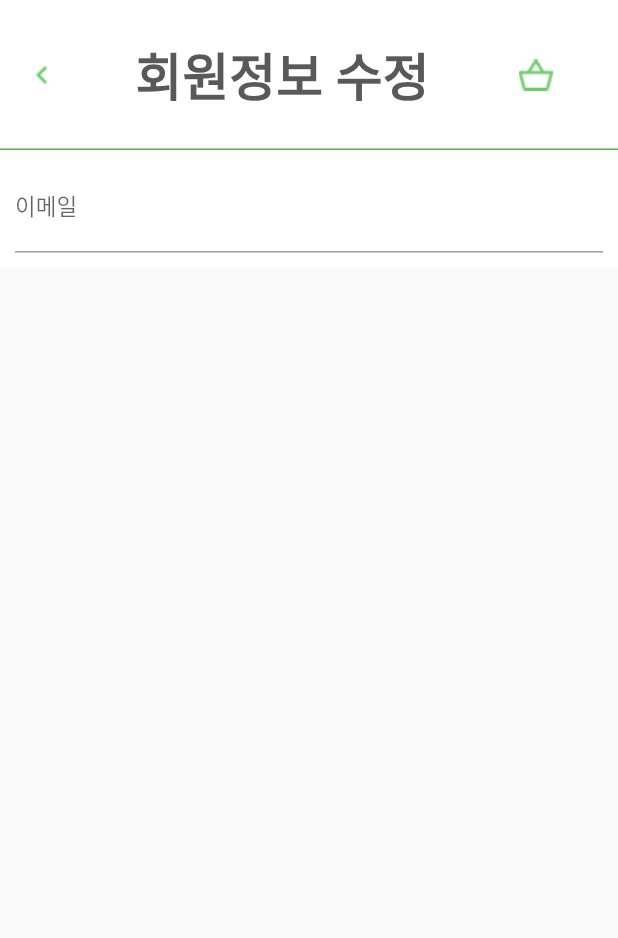
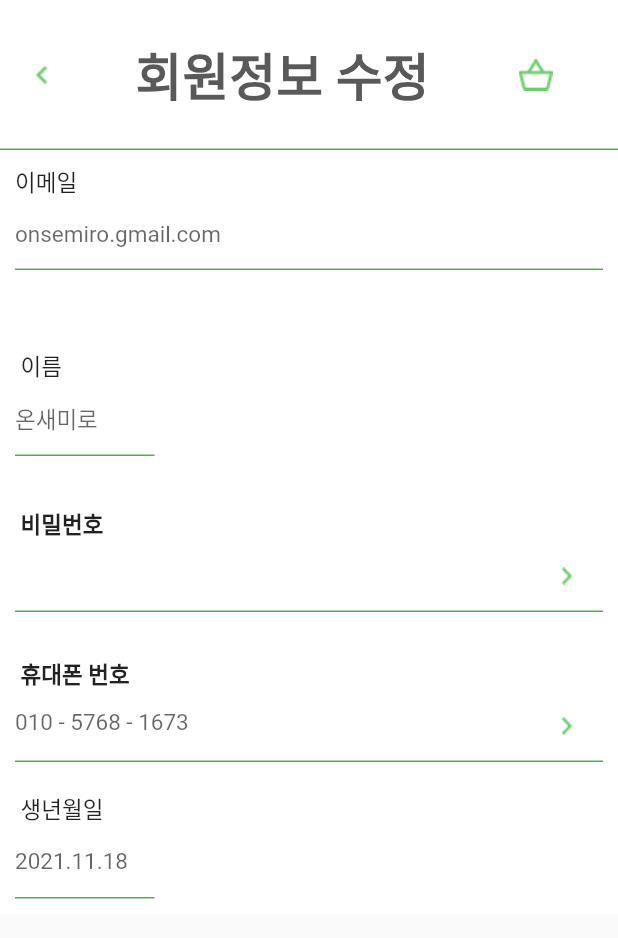
Before and after one commit to hhs0579/onsae, a Flutter app: the edit_infoPage screen opened directly, on a phone screen of 412 x 824 dp. Shown: the top 938 px of the screen. Run offline on Flutter 3.47's test engine with Material 2 defaults, Android fonts, the light colour scheme and no system bars; our stand-ins replace get.

Commit message:
edit,후기작성 미완성

```diff
--- a/onsaemiro/lib/screens/main_pages/edit_info.dart
+++ b/onsaemiro/lib/screens/main_pages/edit_info.dart
@@ -27,20 +27,126 @@ class editInfoState extends State<edit_infoPage> {
         centerTitle: true,
         elevation: 0.0,
       ),
-      body: Column(
-        children: [
-          Container(
+      body: SingleChildScrollView(
+        child: Container(
           color: Colors.white,
           padding: EdgeInsets.all(10),
-            child: TextField(
+          child: Column(
+            crossAxisAlignment: CrossAxisAlignment.start,
+            children: [
+              Column(
+                crossAxisAlignment: CrossAxisAlignment.start,
+                children: [
+                  Text(
+                    '이메일',
+                    style: TextStyle(
+                      fontSize: 15,
+                    ),
+                  ),
+                  TextField(
                     decoration: InputDecoration(
-                  labelText: '이메일',
-                  labelStyle: TextStyle(fontSize: 15),
                         hintText: 'onsemiro.gmail.com',
-                  hintStyle: TextStyle(fontSize: 15)),
+                        hintStyle: TextStyle(fontSize: 15),
+                        enabledBorder: UnderlineInputBorder(
+                            borderSide: BorderSide(color: Colors.green))),
                   ),
-          )
                 ],
+              ),
+              Padding(
+                padding: EdgeInsets.fromLTRB(0, 53, 0, 34),
+                child: Container(
+                  width: 93,
+                  decoration: BoxDecoration(
+                      border: Border(bottom: BorderSide(color: Colors.green))),
+                  child: Column(
+                    crossAxisAlignment: CrossAxisAlignment.stretch,
+                    children: [
+                      Text(
+                        ' 이름',
+                        style: TextStyle(
+                          fontSize: 15,
+                        ),
+                      ),
+                      TextField(
+                        decoration: InputDecoration(
+                            hintText: '온새미로',
+                            hintStyle: TextStyle(fontSize: 15),
+                            focusedBorder: InputBorder.none,
+                            border: InputBorder.none),
+                      ),
+                    ],
+                  ),
+                ),
+              ),
+              Column(
+                crossAxisAlignment: CrossAxisAlignment.start,
+                children: [
+                  Text(
+                    ' 비밀번호',
+                    style: TextStyle(fontSize: 15, fontWeight: FontWeight.w700),
+                  ),
+                  TextField(
+                    obscureText: true,
+                    decoration: InputDecoration(
+                        suffixIcon: IconButton(
+                          icon: Image.asset('assets/바로가기 버튼.png'),
+                          onPressed: () {},
+                        ),
+                        enabledBorder: UnderlineInputBorder(
+                            borderSide: BorderSide(color: Colors.green))),
+                  ),
+                ],
+              ),
+              Padding(
+                padding: EdgeInsets.fromLTRB(0, 30, 0, 20),
+                child: Column(
+                  crossAxisAlignment: CrossAxisAlignment.start,
+                  children: [
+                    Text(
+                      ' 휴대폰 번호',
+                      style:
+                          TextStyle(fontSize: 15, fontWeight: FontWeight.w700),
+                    ),
+                    TextField(
+                      decoration: InputDecoration(
+                          hintText: '010 - 5768 - 1673',
+                          hintStyle: TextStyle(fontSize: 15),
+                          suffixIcon: IconButton(
+                            icon: Image.asset('assets/바로가기 버튼.png'),
+                            onPressed: () {},
+                          ),
+                          enabledBorder: UnderlineInputBorder(
+                              borderSide: BorderSide(color: Colors.green))),
+                    ),
+                  ],
+                ),
+              ),
+              Container(
+                width: 93,
+                decoration: BoxDecoration(
+                    border: Border(bottom: BorderSide(color: Colors.green))),
+                child: Column(
+                  crossAxisAlignment: CrossAxisAlignment.start,
+                  children: [
+                    Text(
+                      ' 생년월일',
+                      style: TextStyle(
+                        fontSize: 15,
+                      ),
+                    ),
+                    TextField(
+                      decoration: InputDecoration(
+                          hintText: '2021.11.18',
+                          hintStyle: TextStyle(fontSize: 15),
+                          focusedBorder: InputBorder.none,
+                          border: InputBorder.none),
+                    ),
+                  ],
+                ),
+              ),
+            ],
+          ),
+        ),
       ),
     );
   }
```
Also changed, not shown: onsaemiro/lib/screens/main_pages/my_info.dart (+8 -2 lines), onsaemiro/lib/screens/main_pages/product_comment.dart (added, +76 -0 lines), onsaemiro/lib/screens/main_pages/store_comment.dart (added, +119 -0 lines), onsaemiro/assets/이미지 추가.png (added). Lines whose indentation alone changed are shown as unchanged.
